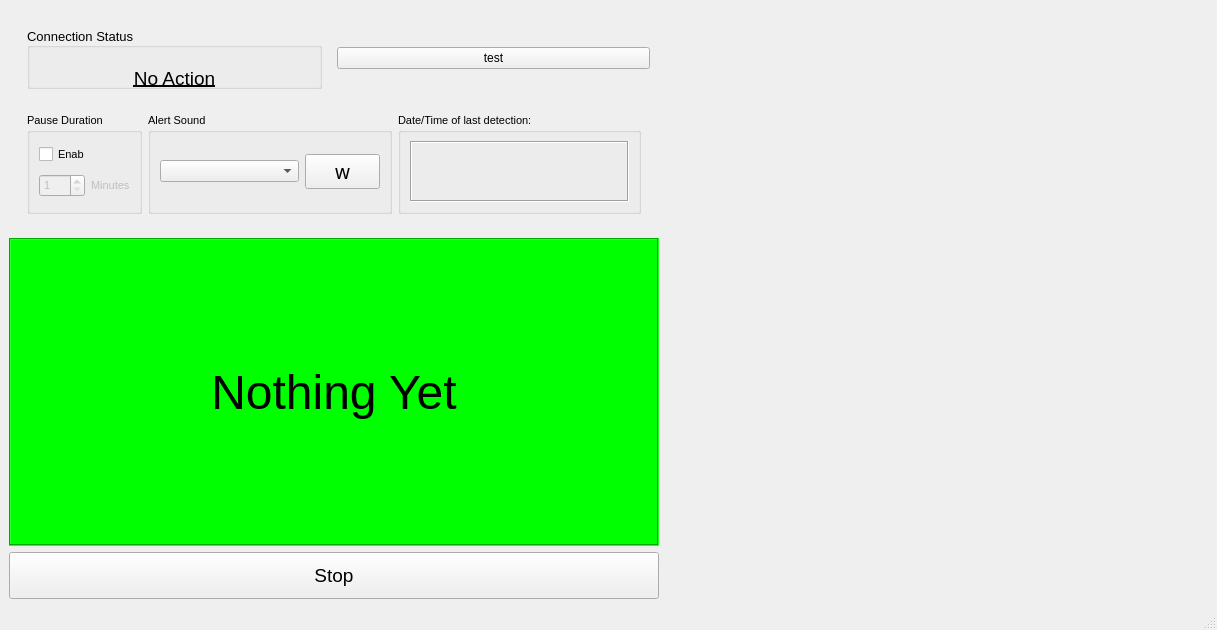
Before: the Qt Designer form MainWindow.ui in AHazimy/ADVP_Python_Proj, drawn with Qt 5.
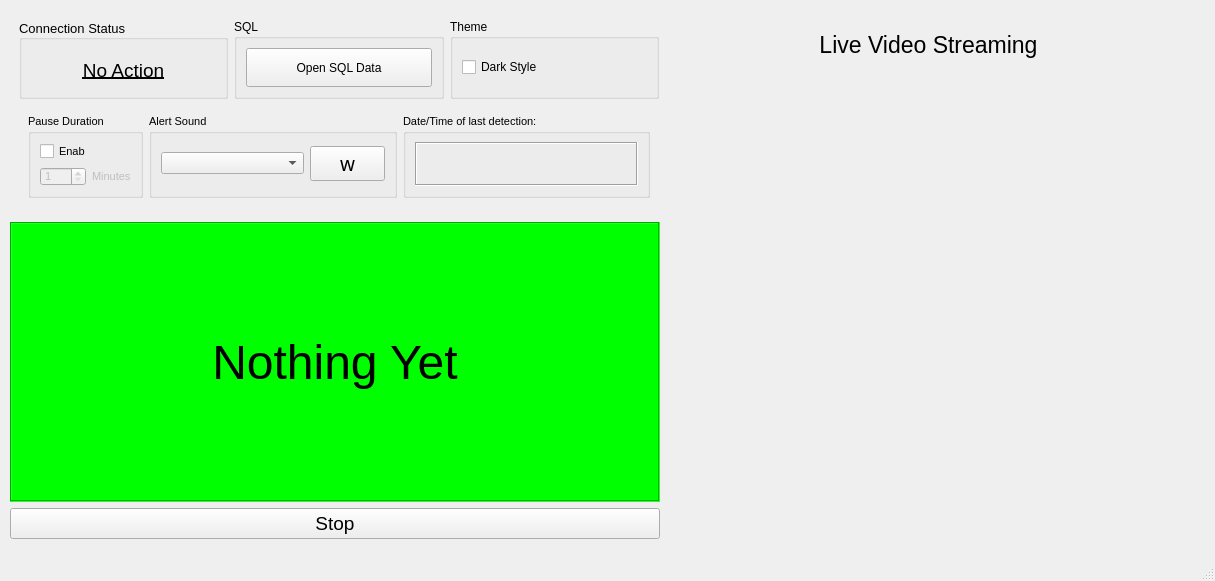
After: the same form once the commit is applied.

Commit message: Added someStyle - Fixed EMAIL message

Diff of the .ui file:
```diff
--- a/MainWindow.ui
+++ b/MainWindow.ui
@@ -6,8 +6,8 @@
    <rect>
     <x>0</x>
     <y>0</y>
-    <width>1217</width>
-    <height>630</height>
+    <width>1215</width>
+    <height>581</height>
    </rect>
   </property>
   <property name="sizePolicy">
@@ -18,7 +18,13 @@
   </property>
   <property name="minimumSize">
    <size>
-    <width>666</width>
+    <width>1215</width>
+    <height>581</height>
+   </size>
+  </property>
+  <property name="maximumSize">
+   <size>
+    <width>1215</width>
     <height>581</height>
    </size>
   </property>
@@ -26,8 +32,15 @@
    <string>Alert</string>
   </property>
   <widget class="QWidget" name="centralwidget">
-   <layout class="QGridLayout" name="gridLayout_2">
-    <item row="0" column="0">
+   <widget class="QWidget" name="">
+    <property name="geometry">
+     <rect>
+      <x>10</x>
+      <y>10</y>
+      <width>1173</width>
+      <height>529</height>
+     </rect>
+    </property>
      <layout class="QHBoxLayout" name="horizontalLayout_4">
       <item>
        <layout class="QVBoxLayout" name="verticalLayout_6">
@@ -43,15 +56,6 @@
            <item>
             <layout class="QHBoxLayout" name="horizontalLayout">
              <item>
-              <widget class="QWidget" name="widget" native="true">
-               <property name="minimumSize">
-                <size>
-                 <width>0</width>
-                 <height>80</height>
-                </size>
-               </property>
-               <layout class="QVBoxLayout" name="verticalLayout">
-                <item>
                  <widget class="QGroupBox" name="groupBox">
                   <property name="minimumSize">
                    <size>
@@ -102,14 +106,54 @@
                   </layout>
                  </widget>
                 </item>
-               </layout>
-              </widget>
-             </item>
              <item>
+             <widget class="QGroupBox" name="groupBox_3">
+              <property name="title">
+               <string>SQL</string>
+              </property>
+              <layout class="QGridLayout" name="gridLayout_5">
+               <item row="0" column="0">
               <widget class="QPushButton" name="btn_sql">
+                 <property name="maximumSize">
+                  <size>
+                   <width>200</width>
+                   <height>55</height>
+                  </size>
+                 </property>
+                 <property name="cursor">
+                  <cursorShape>PointingHandCursor</cursorShape>
+                 </property>
                <property name="text">
-                <string>test</string>
-               </property>
+                  <string>Open SQL Data</string>
+                 </property>
+                </widget>
+               </item>
+              </layout>
+             </widget>
+            </item>
+            <item>
+             <widget class="QGroupBox" name="groupBox_6">
+              <property name="title">
+               <string>Theme</string>
+              </property>
+              <layout class="QGridLayout" name="gridLayout_7">
+               <item row="0" column="0">
+                <widget class="QCheckBox" name="checkBox_theme">
+                 <property name="cursor">
+                  <cursorShape>PointingHandCursor</cursorShape>
+                 </property>
+                 <property name="text">
+                  <string>Dark Style</string>
+                 </property>
+                 <property name="iconSize">
+                  <size>
+                   <width>25</width>
+                   <height>25</height>
+                  </size>
+                 </property>
+                </widget>
+               </item>
+              </layout>
               </widget>
              </item>
             </layout>
@@ -303,6 +347,9 @@
         </item>
         <item>
          <layout class="QVBoxLayout" name="verticalLayout_5">
+         <property name="rightMargin">
+          <number>8</number>
+         </property>
           <item>
            <widget class="QLabel" name="label">
             <property name="minimumSize">
@@ -406,6 +453,31 @@
        </layout>
       </item>
       <item>
+      <layout class="QVBoxLayout" name="verticalLayout">
+       <item>
+        <widget class="QLabel" name="label_2">
+         <property name="maximumSize">
+          <size>
+           <width>16777215</width>
+           <height>70</height>
+          </size>
+         </property>
+         <property name="font">
+          <font>
+           <pointsize>17</pointsize>
+           <weight>50</weight>
+           <bold>false</bold>
+          </font>
+         </property>
+         <property name="text">
+          <string>Live Video Streaming</string>
+         </property>
+         <property name="alignment">
+          <set>Qt::AlignCenter</set>
+         </property>
+        </widget>
+       </item>
+       <item>
        <widget class="QLabel" name="label_img">
         <property name="minimumSize">
          <size>
@@ -413,6 +485,17 @@
           <height>0</height>
          </size>
         </property>
+         <property name="font">
+          <font>
+           <pointsize>37</pointsize>
+          </font>
+         </property>
+         <property name="cursor">
+          <cursorShape>CrossCursor</cursorShape>
+         </property>
+         <property name="styleSheet">
+          <string notr="true"/>
+         </property>
         <property name="text">
          <string/>
         </property>
@@ -421,6 +504,7 @@
      </layout>
     </item>
    </layout>
+   </widget>
   </widget>
   <widget class="QMenuBar" name="menubar">
    <property name="geometry">
```
Left out of the diff: 2 changed lines with no effect on the pictures. Lines whose indentation alone changed are shown as unchanged. The commit also changes 11 other files.
